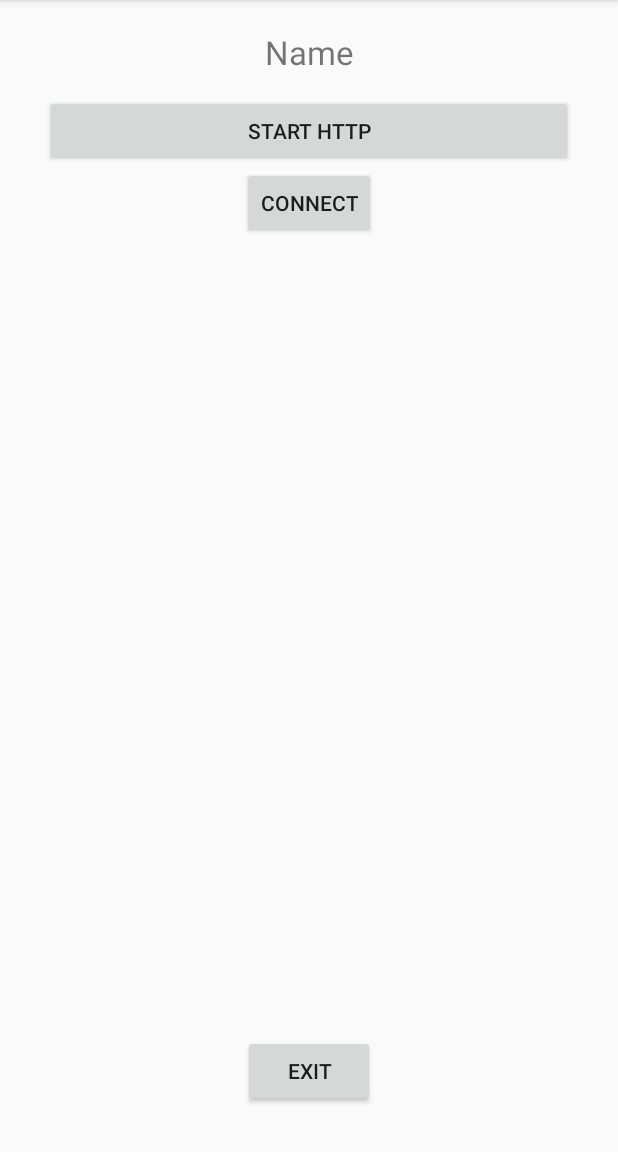
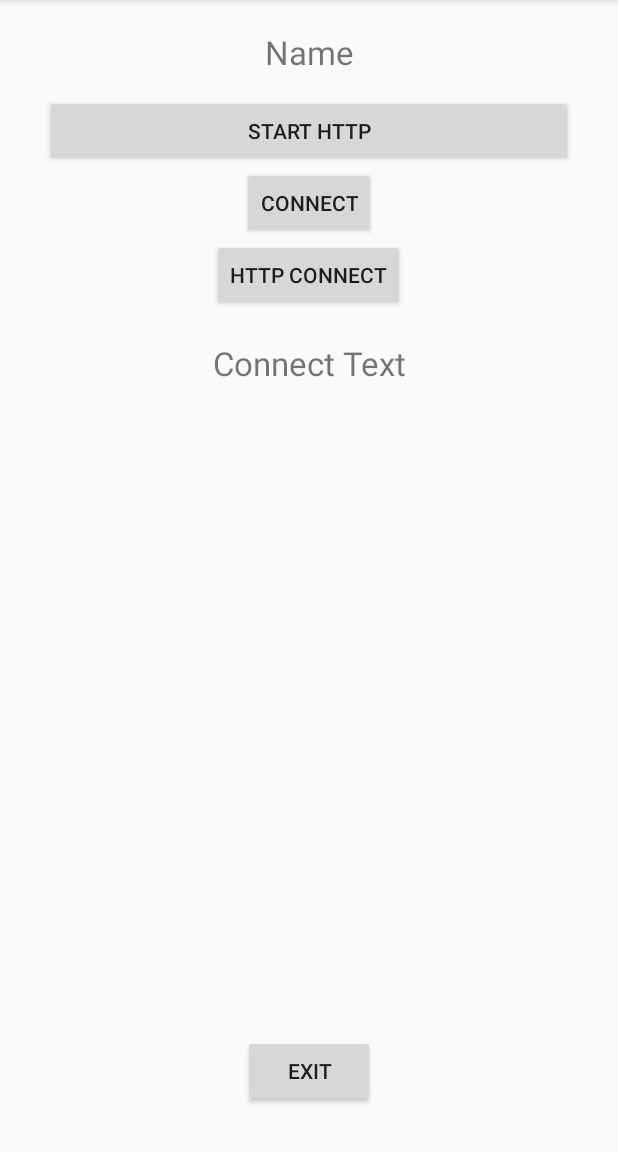
Before and after one commit to raunaqness/EasyPaste-Android, an Android app: the screen it shows after launch (MainActivity), on a phone screen of 412 x 824 dp, the part 84-1236 px from its top. Run offline under Robolectric (Android 15) with nearby library versions, the phone set to English and light mode, and no system bars; our stand-ins replace Volley.

Commit message:
NanoHTTPD Server Working!

```diff
--- a/app/build.gradle
+++ b/app/build.gradle
@@ -29,6 +29,10 @@ dependencies {
     implementation 'com.android.support:recyclerview-v7:27.1.1'
     implementation 'com.android.volley:volley:1.1.1'
 
+    implementation fileTree(dir: 'libs', include: ['*.jar'])
+    implementation files('libs/nanohttpd-webserver-2.3.1.jar')
+    implementation files('libs/nanohttpd-2.3.1.jar')
+
 
     implementation 'com.google.android.gms:play-services-vision:11.8.0'
 
--- a/app/src/main/AndroidManifest.xml
+++ b/app/src/main/AndroidManifest.xml
@@ -7,6 +7,7 @@
         android:name="android.hardware.camera"
         android:required="true" />
 
+    <uses-permission android:name="android.permission.ACCESS_WIFI_STATE" />
     <uses-permission android:name="android.permission.CAMERA" />
     <uses-feature android:name="android.hardware.camera.autofocus" />
 
--- a/app/src/main/java/easypaste/example/com/easypaste/MainActivity.java
+++ b/app/src/main/java/easypaste/example/com/easypaste/MainActivity.java
@@ -6,6 +6,7 @@ import android.content.ComponentName;
 import android.content.Context;
 import android.content.Intent;
 import android.content.pm.PackageManager;
+import android.net.wifi.WifiManager;
 import android.os.Debug;
 import android.support.v7.app.AppCompatActivity;
 import android.os.Bundle;
@@ -22,6 +23,7 @@ import com.android.volley.VolleyError;
 import com.android.volley.toolbox.StringRequest;
 import com.android.volley.toolbox.Volley;
 
+import java.io.IOException;
 import java.text.SimpleDateFormat;
 import java.util.Calendar;
 import java.util.HashMap;
@@ -38,6 +40,11 @@ public class MainActivity extends AppCompatActivity implements View.OnClickListe
     Button btnTakePicture, btnScanBarcode;
 
     static Context context;
+
+    private Button connect;
+    private TextView connectText;
+    private boolean isConected = false;
+    Server server;
 
     @Override
     protected void onCreate(Bundle savedInstanceState) {
@@ -58,21 +65,63 @@ public class MainActivity extends AppCompatActivity implements View.OnClickListe
     }
 
     private void initViews() {
+
+        connect = findViewById(R.id.CONNECT);
+        connectText = findViewById(R.id.text_connect);
+
+        try {
+            server = Server.getServer();
+        } catch (IOException e) {
+            e.printStackTrace();
+        }
+
+        // Server Stuff
+
+
         currentTime = findViewById(R.id.currentTime);
         exitButton = findViewById(R.id.exitButton);
         btnTakePicture = findViewById(R.id.btnTakePicture);
-        btnScanBarcode = findViewById(R.id.btnScanBarcode);
+//        btnScanBarcode = findViewById(R.id.btnScanBarcode);
         currentTimeButton = findViewById(R.id.currentTimeButton);
 
         currentTimeButton.setOnClickListener(this);
         exitButton.setOnClickListener(this);
         btnTakePicture.setOnClickListener(this);
-        btnScanBarcode.setOnClickListener(this);
+        connect.setOnClickListener(this);
+//        btnScanBarcode.setOnClickListener(this);
 
         // Hide Temporarily
 
-        btnScanBarcode.setVisibility(View.INVISIBLE);
+//        btnScanBarcode.setVisibility(View.INVISIBLE);
     }
+
+    public void HttpButtonClick(){
+        if (isConected) {
+            server.stop();
+            connectText.setText("Disconnected");
+        } else {
+            try {
+                server.start();
+                WifiManager wifiManager = (WifiManager) getApplicationContext().getSystemService(WIFI_SERVICE);
+
+                int ipAddress = wifiManager.getConnectionInfo().getIpAddress();
+                final String formatedIpAddress = String.format("%d.%d.%d.%d", (ipAddress & 0xff), (ipAddress >> 8 & 0xff),
+                        (ipAddress >> 16 & 0xff), (ipAddress >> 24 & 0xff));
+
+                connectText.setText("Connected : " + "Please access! http://" + formatedIpAddress + ":" + server.getListeningPort() +" From a web browser");
+
+
+            } catch (IOException e) {
+
+                connectText.setText("Connection failed");
+
+
+            }
+
+        }
+        isConected = !isConected;
+    }
+
 
     public void setCurrentTime() {
         Calendar calendar = Calendar.getInstance();
@@ -97,9 +146,9 @@ public class MainActivity extends AppCompatActivity implements View.OnClickListe
             case R.id.btnTakePicture:
                 startActivity(new Intent(MainActivity.this, PictureBarcodeActivity.class));
                 break;
-            case R.id.btnScanBarcode:
-                startActivity(new Intent(MainActivity.this, ScannedBarcodeActivity.class));
-                break;
+//            case R.id.btnScanBarcode:
+//                startActivity(new Intent(MainActivity.this, ScannedBarcodeActivity.class));
+//                break;
 
             case R.id.exitButton:
                 Log.v("Button", "service stopped");
@@ -114,7 +163,18 @@ public class MainActivity extends AppCompatActivity implements View.OnClickListe
                 starthttp();
                 break;
 
+            case R.id.CONNECT:
+                HttpButtonClick();
+                break;
+
         }
 
     }
+
+    @Override
+    protected void onDestroy() {
+        super.onDestroy();
+        // Make sure  to close connection when destroying the activity
+        server.stop();
+    }
 }
--- /dev/null
+++ b/app/src/main/java/easypaste/example/com/easypaste/Server.java
@@ -0,0 +1,42 @@
+package easypaste.example.com.easypaste;
+
+import android.util.Log;
+
+import java.io.IOException;
+
+import fi.iki.elonen.NanoHTTPD;
+
+
+public class Server extends NanoHTTPD {
+
+    private static Server server = null;
+
+    @Override
+    public Response serve(IHTTPSession session){
+        String msg = "My Server in Android \n";
+        msg += "Hi , this is a response from your android server ! ";
+
+        Log.e("NanoHTTPD", "Chalgya");
+
+        return newFixedLengthResponse(msg + "</body></html>\n");
+    }
+
+    private Server() throws IOException {
+        super(8080);
+
+    }
+
+    // This static method let you access the unique instance of your server  class
+    public static Server  getServer() throws IOException{
+        if(server == null){
+
+            server = new Server();
+        }
+        return server;
+
+    }
+
+
+
+
+}
--- a/app/src/main/res/layout/activity_main.xml
+++ b/app/src/main/res/layout/activity_main.xml
@@ -42,12 +42,25 @@
         android:layout_centerHorizontal="true"/>
 
     <Button
-        android:id="@+id/btnScanBarcode"
+        android:id="@+id/CONNECT"
         android:layout_width="wrap_content"
         android:layout_height="wrap_content"
-        android:text="Button"
+        android:text="HTTP Connect"
         android:layout_below="@id/btnTakePicture"
         android:layout_centerHorizontal="true"/>
+
+    <TextView
+        android:id="@+id/text_connect"
+        android:layout_below="@+id/CONNECT"
+        android:layout_width="352dp"
+        android:layout_height="33dp"
+        android:layout_centerHorizontal="true"
+        android:layout_marginTop="20dp"
+        android:ems="10"
+        android:inputType="textPersonName"
+        android:text="Connect Text"
+        android:textSize="22dp"
+        android:textAlignment="center" />
 
     <Button
         android:id="@+id/exitButton"
```
Also changed, not shown: app/libs/nanohttpd-2.3.1.jar (added), app/libs/nanohttpd-webserver-2.3.1.jar (added).
